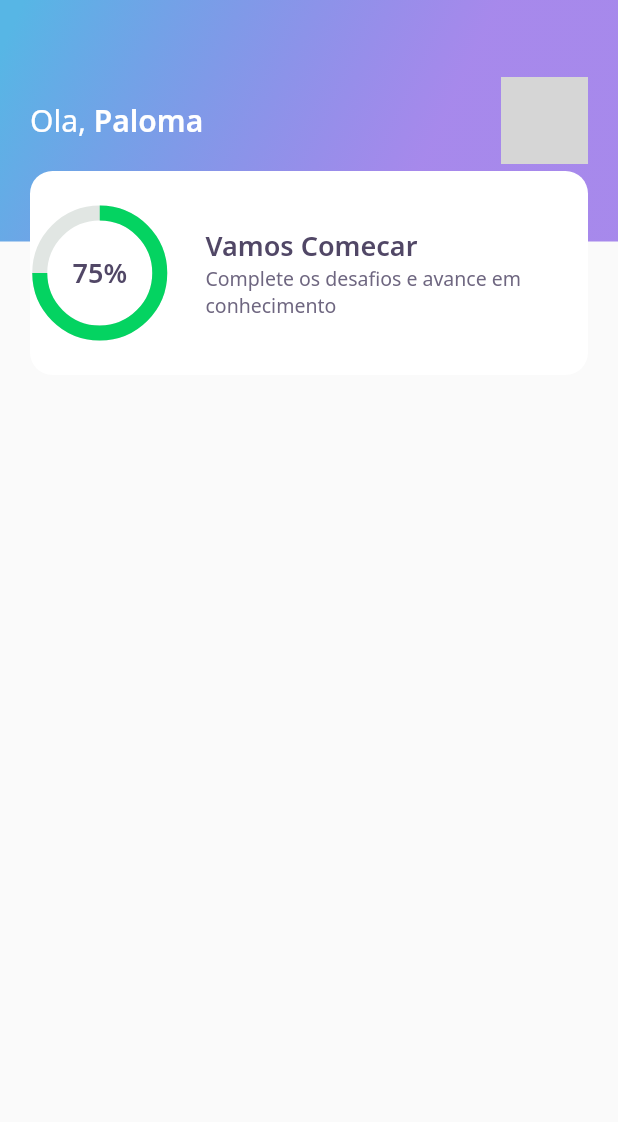
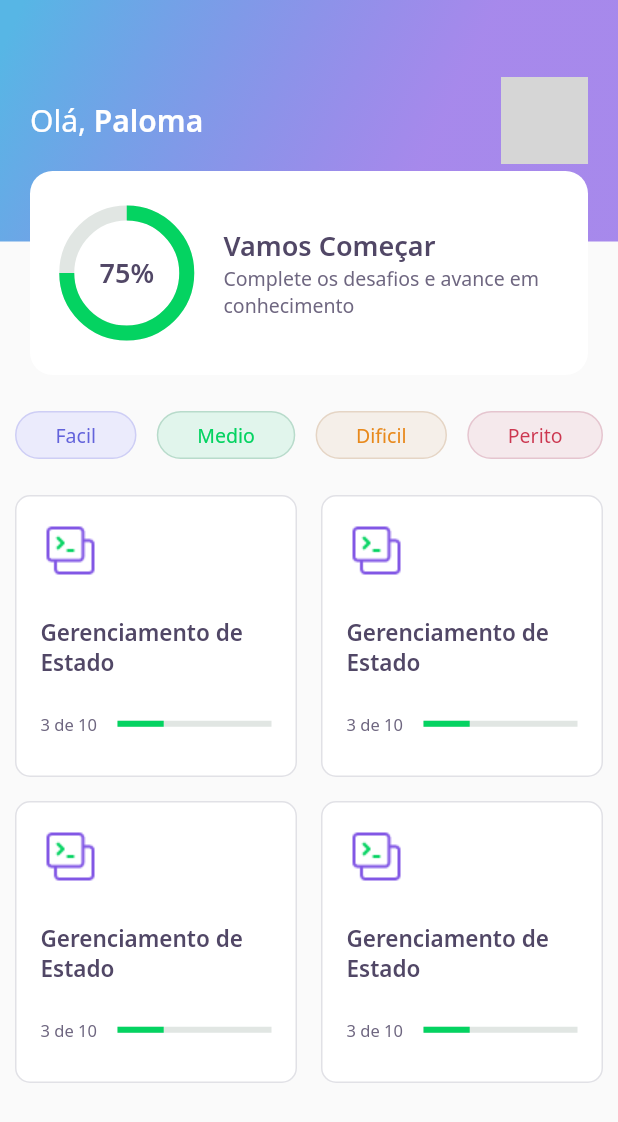
Before and after one commit to palomacorreia/DevQuiz, a Flutter app: the screen it shows after launch, on a phone screen of 412 x 824 dp. Shown: the top 1122 px of the screen. Run offline on Flutter 3.47's test engine with Material 2 defaults, Android fonts, the phone set to English and light mode, and no system bars; our stand-ins replace google_fonts; network calls fail; grey boxes are pictures that could not be loaded.

Commit message:
HomePage +HomeWidgets, ChallengePage +ChallengerWidgets

```diff
--- a/lib/core/app_widget.dart
+++ b/lib/core/app_widget.dart
@@ -1,5 +1,4 @@
-// import 'package:DevQuiz/home/home_page.dart';
-// import 'package:DevQuiz/splash/splash_page.dart';
+import 'package:DevQuiz/challenge/challenge_page.dart';
 import 'package:DevQuiz/home/home_page.dart';
 import 'package:DevQuiz/splash/splash_page.dart';
 import 'package:flutter/material.dart';
--- a/lib/home/home_page.dart
+++ b/lib/home/home_page.dart
@@ -1,4 +1,6 @@
 import 'package:DevQuiz/home/widgets/app_bar/app_bar_widget.dart';
+import 'package:DevQuiz/home/widgets/level_button/level_button_widget.dart';
+import 'package:DevQuiz/home/widgets/quiz_card/quiz_card_widget.dart';
 import 'package:flutter/material.dart';
 
 class HomePage extends StatefulWidget {
@@ -13,6 +15,35 @@ class _HomePageState extends State<HomePage> {
   Widget build(BuildContext context) {
     return Scaffold(
       appBar: AppBarWidget(),
+      body: Padding(
+        padding: const EdgeInsets.symmetric(horizontal: 10, vertical: 24),
+        child: Column(
+          children: [
+            Row(
+              mainAxisAlignment: MainAxisAlignment.spaceBetween,
+              children: [
+                LevelButtonWidget(label: "Facil"),
+                LevelButtonWidget(label: "Medio"),
+                LevelButtonWidget(label: "Dificil"),
+                LevelButtonWidget(label: "Perito"),
+              ],
+            ),
+            SizedBox(height:24),
+            Expanded(
+                child: GridView.count(
+                    crossAxisCount: 2,
+                    crossAxisSpacing: 16,
+                    mainAxisSpacing: 16,
+                    children: [
+                      QuizCardWidget(),
+                      QuizCardWidget(),
+                      QuizCardWidget(),
+                      QuizCardWidget(),
+                    ])
+            )
+          ],
+        ),
+      ),
     );
   }
 }
--- a/lib/home/widgets/app_bar/app_bar_widget.dart
+++ b/lib/home/widgets/app_bar/app_bar_widget.dart
@@ -21,7 +21,7 @@ class AppBarWidget extends PreferredSize {
                 children: [
                   Text.rich(
                     TextSpan(
-                      text: "Ola, ", style: AppTextStyles.title,
+                      text: "Olá, ", style: AppTextStyles.title,
                       children: [
                         TextSpan(text: "Paloma", style: AppTextStyles.titleBold),
                       ]),
--- /dev/null
+++ b/lib/home/widgets/level_button/level_button_widget.dart
@@ -0,0 +1,62 @@
+import 'package:DevQuiz/core/app_colors.dart';
+import 'package:flutter/material.dart';
+import 'package:google_fonts/google_fonts.dart';
+
+class LevelButtonWidget extends StatelessWidget {
+  final String label;
+
+  LevelButtonWidget({
+    Key? key,
+    required this.label,
+  })   : assert(["Facil", "Medio", "Dificil", "Perito"].contains(label)),
+        super(key: key);
+
+  final config = {
+    "Facil": {
+      "color": AppColors.levelButtonFacil,
+      "borderColor": AppColors.levelButtonBorderFacil,
+      "fontColor": AppColors.levelButtonTextFacil,
+    },
+    "Medio": {
+      "color": AppColors.levelButtonMedio,
+      "borderColor": AppColors.levelButtonBorderMedio,
+      "fontColor": AppColors.levelButtonTextMedio,
+    },
+    "Dificil": {
+      "color": AppColors.levelButtonDificil,
+      "borderColor": AppColors.levelButtonBorderDificil,
+      "fontColor": AppColors.levelButtonTextDificil,
+    },
+    "Perito": {
+      "color": AppColors.levelButtonPerito,
+      "borderColor": AppColors.levelButtonBorderPerito,
+      "fontColor": AppColors.levelButtonTextPerito,
+    }
+  };
+
+  Color get color => config[label]!['color']!;
+
+  Color get borderColor => config[label]!['borderColor']!;
+
+  Color get fontColor => config[label]!['fontColor']!;
+
+  @override
+  Widget build(BuildContext context) {
+    return Container(
+      decoration: BoxDecoration(
+        borderRadius: BorderRadius.circular(28),
+        color: color,
+        border: Border.fromBorderSide(
+            BorderSide(color: borderColor)),
+      ),
+      child: Padding(
+        padding: const EdgeInsets.symmetric(horizontal: 26, vertical: 6),
+        child: Text(
+          label,
+          style: GoogleFonts.notoSans(
+              color: fontColor, fontSize: 13),
+        ),
+      ),
+    );
+  }
+}
--- /dev/null
+++ b/lib/home/widgets/quiz_card/quiz_card_widget.dart
@@ -0,0 +1,46 @@
+import 'package:DevQuiz/core/app_colors.dart';
+import 'package:DevQuiz/core/app_images.dart';
+import 'package:DevQuiz/core/app_text_styles.dart';
+import 'package:DevQuiz/shared/progress_indicator_widget.dart';
+import 'package:flutter/material.dart';
+
+class QuizCardWidget extends StatelessWidget {
+  @override
+  Widget build(BuildContext context) {
+    return Container(
+      padding: EdgeInsets.all(16),
+      decoration: BoxDecoration(
+          border: Border.fromBorderSide(
+              BorderSide(color: AppColors.border)
+          ),
+          color: AppColors.white,
+          borderRadius: BorderRadius.circular(10)
+      ),
+      child: Column(
+          crossAxisAlignment: CrossAxisAlignment.start,
+          children: [
+            Container(
+              height: 40,
+              width: 40,
+              child: Image.asset(AppImages.data),
+            ),
+            SizedBox(height:24),
+            Text("Gerenciamento de Estado", style: AppTextStyles.heading15),
+            SizedBox(height:24),
+            Row(
+                children: [
+                  Expanded(
+                      flex: 1,
+                      child: Text("3 de 10", style: AppTextStyles.body11)
+                  ),
+                  Expanded(
+                    flex: 2,
+                    child: ProgressIndicatorWidget(value: 0.3),
+                  )
+                ]
+            )
+          ]
+      ),
+    );
+  }
+}
--- a/lib/home/widgets/score_card/score_card.widget.dart
+++ b/lib/home/widgets/score_card/score_card.widget.dart
@@ -15,6 +15,8 @@ class ScoreCardWidget extends StatelessWidget {
             color: AppColors.white,
             borderRadius: BorderRadius.circular(15)
           ),
+          child: Padding(
+            padding: const EdgeInsets.symmetric(horizontal: 24),
             child: Row(
               crossAxisAlignment: CrossAxisAlignment.center,
               children: [
@@ -30,7 +32,7 @@ class ScoreCardWidget extends StatelessWidget {
                         mainAxisAlignment: MainAxisAlignment.center,
                         crossAxisAlignment: CrossAxisAlignment.start,
                         children: [
-                    Text("Vamos Comecar", style: AppTextStyles.heading,),
+                      Text("Vamos Começar", style: AppTextStyles.heading,),
                       Text("Complete os desafios e avance em conhecimento", style: AppTextStyles.body,)
                   ]),
                     ),
@@ -38,6 +40,7 @@ class ScoreCardWidget extends StatelessWidget {
               ]
             ),
           ),
+        ),
     );
   }
 }
--- /dev/null
+++ b/lib/shared/progress_indicator_widget.dart
@@ -0,0 +1,16 @@
+import 'package:DevQuiz/core/app_colors.dart';
+import 'package:flutter/material.dart';
+
+class ProgressIndicatorWidget extends StatelessWidget {
+  final double value;
+  ProgressIndicatorWidget({Key? key, required this.value}) : super(key: key);
+
+  @override
+  Widget build(BuildContext context) {
+    return LinearProgressIndicator(
+      value: value,
+      backgroundColor: AppColors.chartSecondary,
+      valueColor: AlwaysStoppedAnimation<Color>(AppColors.chartPrimary),
+    );
+  }
+}
```
Also changed, not shown: lib/challenge/challenge_page.dart (added, +27 -0 lines), lib/challenge/widgets/answer/answer_widget.dart (added, +68 -0 lines), lib/challenge/widgets/question_indicator/question_indicator.dart (added, +27 -0 lines), lib/challenge/widgets/quiz/quiz_widget.dart (added, +27 -0 lines). Lines whose indentation alone changed are shown as unchanged.
